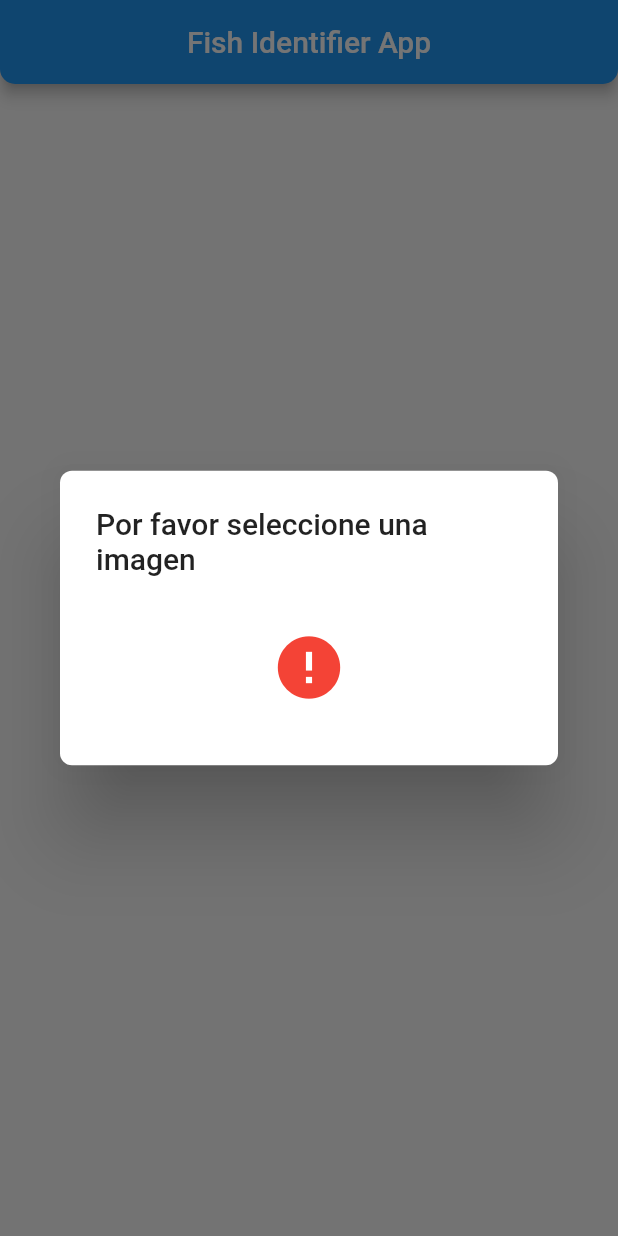
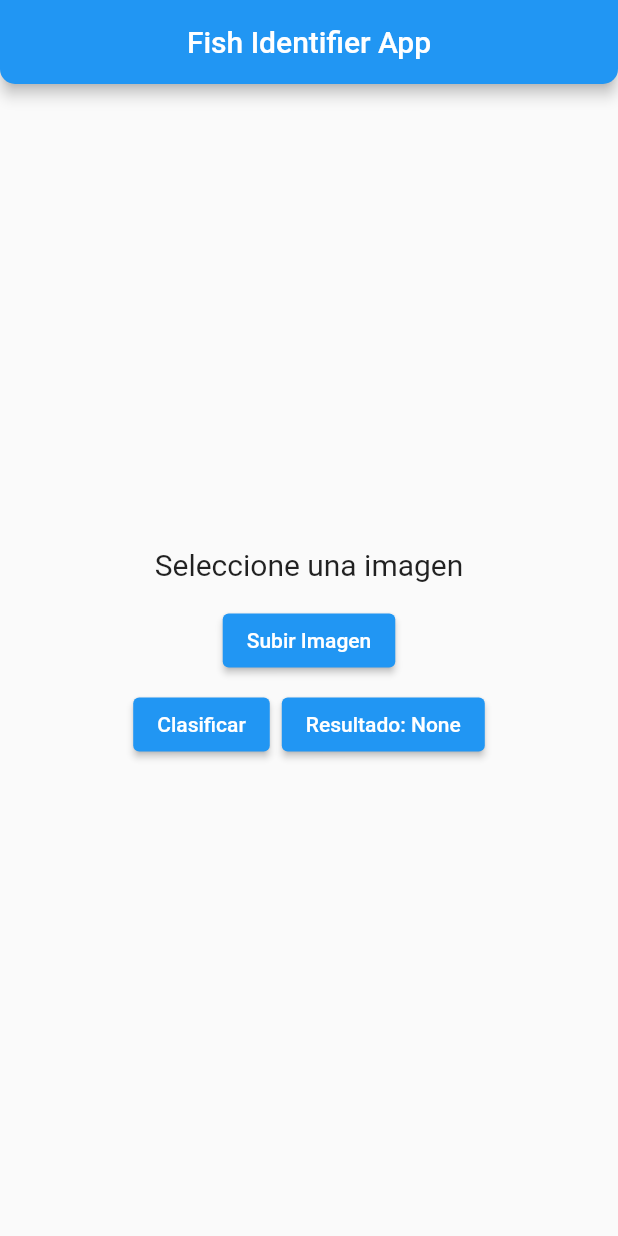
Before and after one commit to joyel124/fish_identifier, a Flutter app: the screen it shows after launch, after a tap on "Clasificar", on a phone screen of 412 x 824 dp. Run offline on Flutter 3.47's test engine with Material 2 defaults, Android fonts, the phone set to English and light mode, and no system bars; our stand-ins replace image_picker.

```diff
--- a/lib/main.dart
+++ b/lib/main.dart
@@ -1,6 +1,8 @@
 import 'dart:io';
+import 'dart:convert';
 import 'package:flutter/material.dart';
 import 'package:image_picker/image_picker.dart';
+import 'package:http/http.dart' as http;
 
 void main() => runApp(MaterialApp(
   home: Home(),
@@ -15,8 +17,13 @@ class Home extends StatefulWidget {
 class _HomeState extends State<Home> {
 
   XFile? image;
+  String resultText = 'None';
+  final ImagePicker picker = ImagePicker();
 
-  final ImagePicker picker = ImagePicker();
+  @override
+  void initState() {
+    super.initState();
+  }
 
   //we can upload image from camera or from gallery based on parameter
   Future getImage(ImageSource media) async {
@@ -27,33 +34,31 @@ class _HomeState extends State<Home> {
     });
   }
 
-  void identify() {
-    showDialog(
-        context: context,
-        builder: (BuildContext context) {
-          return AlertDialog(
-            shape:
-            RoundedRectangleBorder(borderRadius: BorderRadius.circular(8)),
-            title: image!=null? Text('Clasificando...'):Text('Por favor seleccione una imagen'),
-            content: Container(
-              height: MediaQuery.of(context).size.height / 10,
-              child: image==null?
-              Icon(
-                Icons.error,
-                color: Colors.red,
-                size: 50,
-              ):
-              Column(
-                children: [
-                  SizedBox(height: 10),
-                  CircularProgressIndicator(),
-                  SizedBox(height: 10),
-                  Text('Por favor espere...'),
-                ],
-              ),
-            ),
-          );
+  Future<void> identify(XFile imagen) async {
+
+    if (imagen != null) {
+      String url = 'http://192.168.1.4:5000/image'; // Reemplaza con la URL de tu endpoint
+      var request = http.MultipartRequest('POST', Uri.parse(url));
+      request.files.add(await http.MultipartFile.fromPath(
+          'file',
+          imagen.path
+      ));
+      var response = await request.send();
+
+      if (response.statusCode == 200) {
+        String responseBody = await response.stream.bytesToString();
+        var jsonResult = json.decode(responseBody);
+
+        setState(() {
+          resultText = jsonResult; // Obtén el texto devuelto del JSON recibido
         });
+      } else {
+        print("Connection failed with status: ${response.statusCode}");
+        setState(() {
+          resultText = 'Error en la solicitud';
+        });
+      }
+    }
   }
 
   //show popup dialog
@@ -106,6 +111,7 @@ class _HomeState extends State<Home> {
 
   @override
   Widget build(BuildContext context) {
+    print(resultText);
     return Scaffold(
       appBar: AppBar(
         title: Text('Fish Identifier App'),
@@ -154,9 +160,13 @@ class _HomeState extends State<Home> {
               children: [
                 ElevatedButton(
                   onPressed: () {
-                    identify();
+                    identify(image!);
                   },
                   child: Text('Clasificar'),
+                ),
+                ElevatedButton(
+                  onPressed: () {},
+                  child: Text('Resultado: $resultText'),
                 ),
               ],
             )
--- a/pubspec.yaml
+++ b/pubspec.yaml
@@ -31,6 +31,7 @@ dependencies:
   image_picker: ^0.8.9
   camera: ^0.10.1
   path: ^1.8.3
+  http: ^0.13.0
   #mockito: ^5.4.2
   #flutter_test: ^2.0.0
   #matcher: '>=0.12.14 <0.13.0'
```
Also changed, not shown: pubspec.lock, 10 other files.
